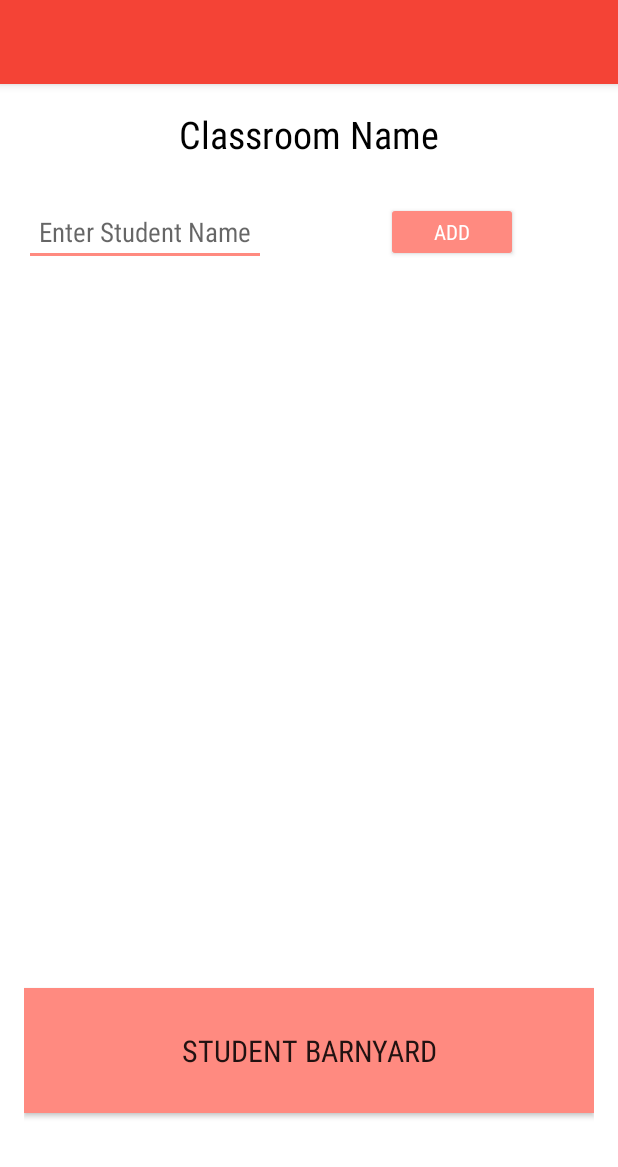
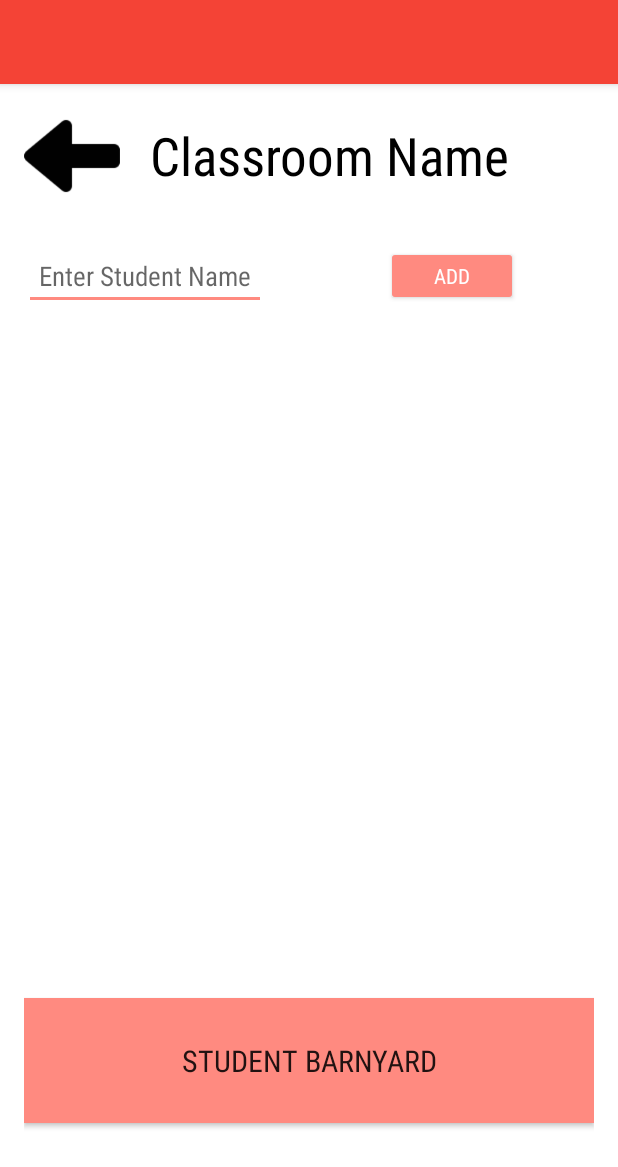
Before and after one commit to audreyeso/Book-Barn, an Android app: the AddStudentActivity screen opened directly, with no data from a screen before it, on a phone screen of 412 x 824 dp. Shown: the top 1167 px of the screen. Run offline under Robolectric (Android 15) with nearby library versions, the phone set to English and light mode, and no system bars; libraries missing offline, so code that uses them is left out: org.parceler; 4 statements that could not run were skipped.

Commit message:
adds back arow button to add student activity to allow user to return home

```diff
--- a/Book-Barn/app/src/main/res/layout/activity_add_student.xml
+++ b/Book-Barn/app/src/main/res/layout/activity_add_student.xml
@@ -12,16 +12,32 @@
     tools:context=".activities.AddStudentActivity"
     android:weightSum="1">
 
+    <LinearLayout
+        android:orientation="horizontal"
+        android:layout_width="wrap_content"
+        android:layout_height="wrap_content">
+
+        <ImageButton
+            android:id="@+id/add_student_activity_back__home_button"
+            android:background="@color/colorWhite"
+            android:src="@drawable/back1"
+            android:layout_width="wrap_content"
+            android:layout_height="wrap_content" />
     <TextView
         android:id= "@+id/activity_add_student_classroom_title_textview"
+        android:paddingLeft="20dp"
         android:layout_width="wrap_content"
         android:layout_height="wrap_content"
         android:layout_gravity="center"
-        android:textSize="25dp"
+        android:textSize="35dp"
         android:text="@string/classroom_name"
         android:fontFamily="sans-serif-condensed"
         android:textColor="#000000"
         />
+
+
+    </LinearLayout>
+
 
     <LinearLayout
         android:paddingTop="25dp"
```
Also changed, not shown: Book-Barn/app/src/main/java/com/test/book_barn/activities/AddStudentActivity.java (+12 -0 lines), Book-Barn/app/src/main/res/layout-v21/nav_header_main.xml (added, +31 -0 lines), Book-Barn/app/src/main/res/drawable-hdpi/arrowback.png (added), Book-Barn/app/src/main/res/drawable-hdpi/back1.png (added), Book-Barn/app/src/main/res/drawable-mdpi/arrowback.png (added), Book-Barn/app/src/main/res/drawable-mdpi/back1.png (added), Book-Barn/app/src/main/res/drawable-xhdpi/arrowback.png (added), Book-Barn/app/src/main/res/drawable-xhdpi/back1.png (added), Book-Barn/app/src/main/res/drawable-xxhdpi/arrowback.png (added), Book-Barn/app/src/main/res/drawable-xxhdpi/back1.png (added), Book-Barn/app/src/main/res/drawable-xxxhdpi/arrowback.png (added), Book-Barn/app/src/main/res/drawable-xxxhdpi/back1.png (added).
